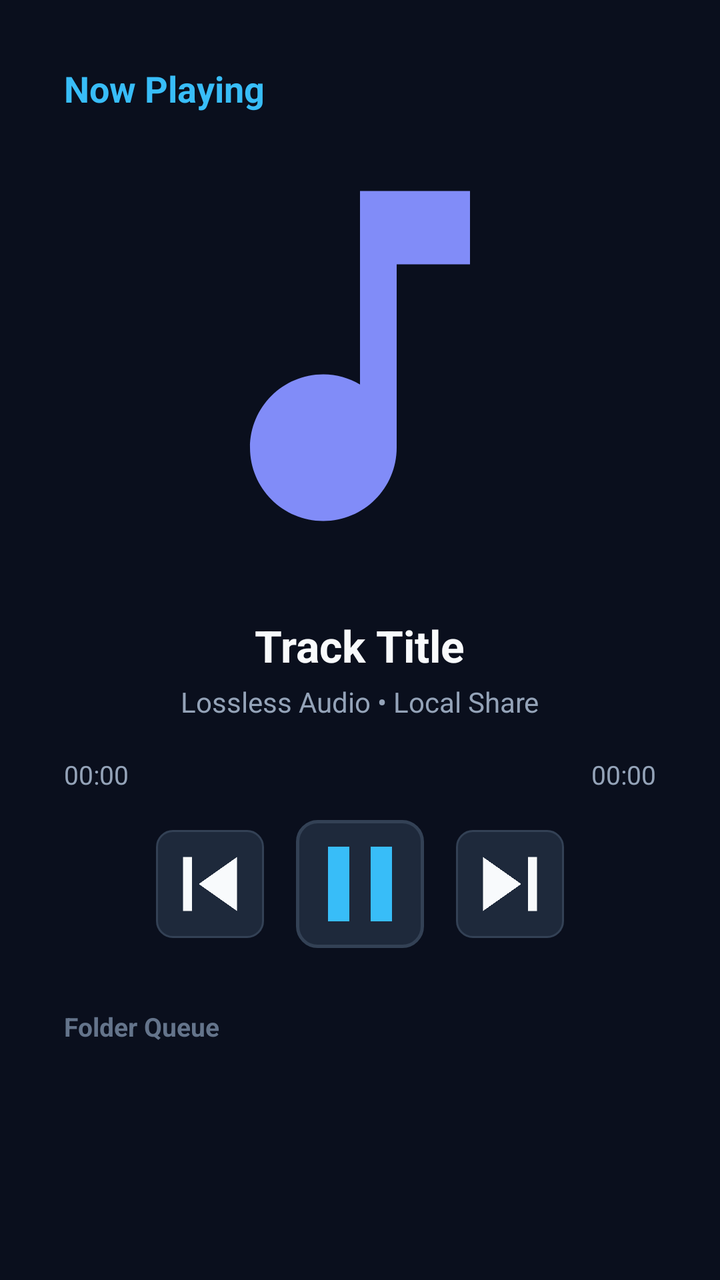
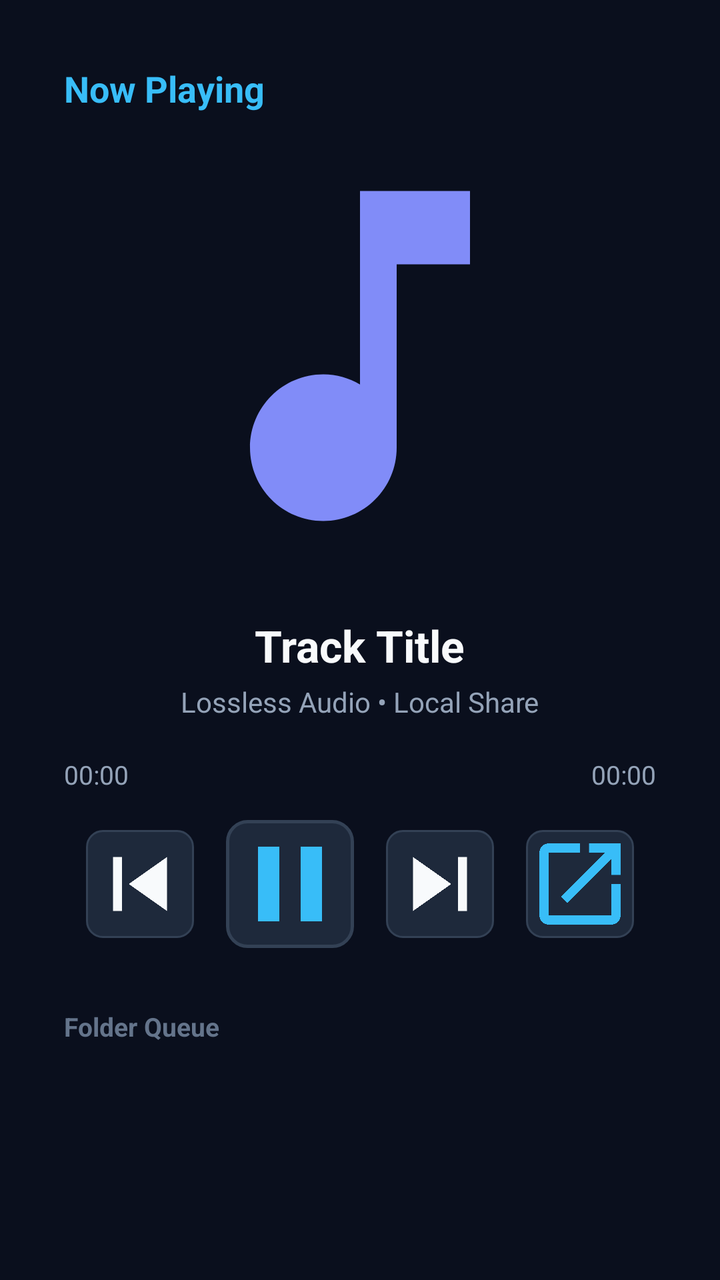

An Android layout rendered at two revisions. The XML below is the earlier revision; the diff shows what the commit changed to produce the second picture.
<!-- AndroidManifest.xml: activity theme Theme.Leanback.TvClient -->
<!-- res/layout/activity_audio_player.xml -->
<?xml version="1.0" encoding="utf-8"?>
<RelativeLayout xmlns:android="http://schemas.android.com/apk/res/android"
    android:layout_width="match_parent"
    android:layout_height="match_parent"
    android:background="@color/tv_bg_default"
    android:padding="32dp">

    
    <TextView
        android:id="@+id/tvAudioHeader"
        android:layout_width="wrap_content"
        android:layout_height="wrap_content"
        android:layout_alignParentTop="true"
        android:text="@string/now_playing"
        android:textColor="@color/tv_accent"
        android:textSize="18sp"
        android:textStyle="bold" />

    
    <FrameLayout
        android:id="@+id/discContainer"
        android:layout_width="220dp"
        android:layout_height="220dp"
        android:layout_centerHorizontal="true"
        android:layout_marginTop="36dp">

        
        <ImageView
            android:id="@+id/ivVinylDisc"
            android:layout_width="match_parent"
            android:layout_height="match_parent"
            android:contentDescription="Vinyl Disc"
            android:src="@drawable/ic_audio" />
    </FrameLayout>

    
    <LinearLayout
        android:id="@+id/trackMetaContainer"
        android:layout_width="wrap_content"
        android:layout_height="wrap_content"
        android:layout_below="@id/discContainer"
        android:layout_centerHorizontal="true"
        android:layout_marginTop="20dp"
        android:gravity="center"
        android:orientation="vertical">

        <TextView
            android:id="@+id/tvTrackTitle"
            android:layout_width="wrap_content"
            android:layout_height="wrap_content"
            android:ellipsize="end"
            android:maxLines="1"
            android:text="Track Title"
            android:textColor="@color/tv_text_primary"
            android:textSize="22sp"
            android:textStyle="bold" />

        <TextView
            android:id="@+id/tvTrackArtist"
            android:layout_width="wrap_content"
            android:layout_height="wrap_content"
            android:layout_marginTop="4dp"
            android:text="Lossless Audio • Local Share"
            android:textColor="@color/tv_text_secondary"
            android:textSize="14sp" />
    </LinearLayout>

    
    <LinearLayout
        android:id="@+id/progressContainer"
        android:layout_width="600dp"
        android:layout_height="wrap_content"
        android:layout_below="@id/trackMetaContainer"
        android:layout_centerHorizontal="true"
        android:layout_marginTop="16dp"
        android:orientation="vertical">

        <SeekBar
            android:id="@+id/audioSeekBar"
            android:layout_width="match_parent"
            android:layout_height="wrap_content"
            android:focusable="false"
            android:progressBackgroundTint="@color/tv_surface_elevated"
            android:progressTint="@color/tv_accent"
            android:thumbTint="@color/tv_accent" />

        <RelativeLayout
            android:layout_width="match_parent"
            android:layout_height="wrap_content"
            android:layout_marginTop="2dp">

            <TextView
                android:id="@+id/tvAudioCurrentTime"
                android:layout_width="wrap_content"
                android:layout_height="wrap_content"
                android:layout_alignParentStart="true"
                android:text="00:00"
                android:textColor="@color/tv_text_secondary"
                android:textSize="13sp" />

            <TextView
                android:id="@+id/tvAudioTotalTime"
                android:layout_width="wrap_content"
                android:layout_height="wrap_content"
                android:layout_alignParentEnd="true"
                android:text="00:00"
                android:textColor="@color/tv_text_secondary"
                android:textSize="13sp" />
        </RelativeLayout>
    </LinearLayout>

    
    <LinearLayout
        android:id="@+id/controlsContainer"
        android:layout_width="wrap_content"
        android:layout_height="wrap_content"
        android:layout_below="@id/progressContainer"
        android:layout_centerHorizontal="true"
        android:layout_marginTop="14dp"
        android:gravity="center"
        android:orientation="horizontal">

        <ImageButton
            android:id="@+id/btnPrevious"
            android:layout_width="54dp"
            android:layout_height="54dp"
            android:layout_marginEnd="16dp"
            android:background="@drawable/selector_keypad_button"
            android:contentDescription="Previous Track"
            android:focusable="true"
            android:src="@drawable/ic_skip_previous" />

        <ImageButton
            android:id="@+id/btnPlayPause"
            android:layout_width="64dp"
            android:layout_height="64dp"
            android:background="@drawable/selector_tv_button"
            android:contentDescription="Play or Pause"
            android:focusable="true"
            android:src="@drawable/ic_pause" />

        <ImageButton
            android:id="@+id/btnNext"
            android:layout_width="54dp"
            android:layout_height="54dp"
            android:layout_marginStart="16dp"
            android:background="@drawable/selector_keypad_button"
            android:contentDescription="Next Track"
            android:focusable="true"
            android:src="@drawable/ic_skip_next" />
    </LinearLayout>

    
    <LinearLayout
        android:layout_width="match_parent"
        android:layout_height="wrap_content"
        android:layout_alignParentBottom="true"
        android:orientation="vertical">

        <TextView
            android:layout_width="wrap_content"
            android:layout_height="wrap_content"
            android:text="@string/audio_queue"
            android:textColor="@color/tv_text_muted"
            android:textSize="13sp"
            android:textStyle="bold" />

        <androidx.recyclerview.widget.RecyclerView
            android:id="@+id/rvQueue"
            android:layout_width="match_parent"
            android:layout_height="80dp"
            android:layout_marginTop="6dp"
            android:clipToPadding="false"
            android:focusable="true"
            android:orientation="horizontal" />
    </LinearLayout>

</RelativeLayout>
<!-- resources referenced by this layout -->
<resources>
  <color name="tv_accent">#38BDF8</color>
  <color name="tv_bg_default">#0A0F1D</color>
  <color name="tv_surface_elevated">#1E293B</color>
  <color name="tv_text_muted">#64748B</color>
  <color name="tv_text_primary">#F8FAFC</color>
  <color name="tv_text_secondary">#94A3B8</color>
  <!-- drawable ic_pause (drawable) -->
  <?xml version="1.0" encoding="utf-8"?>
  <vector xmlns:android="http://schemas.android.com/apk/res/android"
      android:width="36dp"
      android:height="36dp"
      android:viewportWidth="24"
      android:viewportHeight="24">
      <path
          android:pathData="M6,19h4V5H6v14zm8,-14v14h4V5h-4z"
          android:fillColor="#38BDF8" />
  </vector>
  <!-- drawable ic_skip_next (drawable) -->
  <?xml version="1.0" encoding="utf-8"?>
  <vector xmlns:android="http://schemas.android.com/apk/res/android"
      android:width="36dp"
      android:height="36dp"
      android:viewportWidth="24"
      android:viewportHeight="24">
      <path
          android:pathData="M6,18l8.5,-6L6,6v12zM16,6v12h2V6h-2z"
          android:fillColor="#F8FAFC" />
  </vector>
  <!-- drawable ic_skip_previous (drawable) -->
  <?xml version="1.0" encoding="utf-8"?>
  <vector xmlns:android="http://schemas.android.com/apk/res/android"
      android:width="36dp"
      android:height="36dp"
      android:viewportWidth="24"
      android:viewportHeight="24">
      <path
          android:pathData="M6,6h2v12H6zm3.5,6l8.5,6V6z"
          android:fillColor="#F8FAFC" />
  </vector>
  <string name="audio_queue">Folder Queue</string>
  <string name="now_playing">Now Playing</string>
  <!-- drawable bg_keypad_button_focused (drawable) -->
  <?xml version="1.0" encoding="utf-8"?>
  <shape xmlns:android="http://schemas.android.com/apk/res/android"
      android:shape="rectangle">
      <solid android:color="@color/tv_surface_focused" />
      <corners android:radius="8dp" />
      <stroke
          android:width="2.5dp"
          android:color="@color/tv_accent" />
  </shape>
  <!-- drawable bg_keypad_button_normal (drawable) -->
  <?xml version="1.0" encoding="utf-8"?>
  <shape xmlns:android="http://schemas.android.com/apk/res/android"
      android:shape="rectangle">
      <solid android:color="@color/tv_surface_elevated" />
      <corners android:radius="8dp" />
      <stroke
          android:width="1dp"
          android:color="@color/tv_card_border" />
  </shape>
  <!-- drawable bg_tv_button_focused (drawable) -->
  <?xml version="1.0" encoding="utf-8"?>
  <shape xmlns:android="http://schemas.android.com/apk/res/android"
      android:shape="rectangle">
      <solid android:color="@color/tv_surface_focused" />
      <corners android:radius="10dp" />
      <stroke
          android:width="2.5dp"
          android:color="@color/tv_accent" />
  </shape>
  <!-- drawable bg_tv_button_normal (drawable) -->
  <?xml version="1.0" encoding="utf-8"?>
  <shape xmlns:android="http://schemas.android.com/apk/res/android"
      android:shape="rectangle">
      <solid android:color="@color/tv_surface_elevated" />
      <corners android:radius="10dp" />
      <stroke
          android:width="1.5dp"
          android:color="@color/tv_card_border" />
  </shape>
  <color name="tv_bg_dark">#060911</color>
  <color name="tv_surface_focused">#26354D</color>
  <color name="tv_card_border">#334155</color>
  <!-- unchanged entries left out for length: 4 -->
</resources>

<!-- the commit's change to res/layout/activity_audio_player.xml (unified diff, before → after) -->
@@ -148,6 +148,16 @@
             android:contentDescription="Next Track"
             android:focusable="true"
             android:src="@drawable/ic_skip_next" />
+
+        <ImageButton
+            android:id="@+id/btnExternal"
+            android:layout_width="54dp"
+            android:layout_height="54dp"
+            android:layout_marginStart="16dp"
+            android:background="@drawable/selector_keypad_button"
+            android:contentDescription="Open in External Player"
+            android:focusable="true"
+            android:src="@drawable/ic_open_in_new" />
     </LinearLayout>
 
     
<!-- resource entries referenced after the edit -->
@@ -6,6 +6,17 @@
   <color name="tv_text_muted">#64748B</color>
   <color name="tv_text_primary">#F8FAFC</color>
   <color name="tv_text_secondary">#94A3B8</color>
+  <!-- drawable ic_open_in_new (drawable) -->
+  <?xml version="1.0" encoding="utf-8"?>
+  <vector xmlns:android="http://schemas.android.com/apk/res/android"
+      android:width="24dp"
+      android:height="24dp"
+      android:viewportWidth="24"
+      android:viewportHeight="24">
+      <path
+          android:pathData="M19,19H5V5h7V3H5c-1.11,0 -2,0.9 -2,2v14c0,1.1 0.89,2 2,2h14c1.1,0 2,-0.9 2,-2v-7h-2v7zM14,3v2h3.59l-9.83,9.83 1.41,1.41L19,6.41V10h2V3h-7z"
+          android:fillColor="#38BDF8" />
+  </vector>
   <!-- drawable ic_pause (drawable) -->
   <?xml version="1.0" encoding="utf-8"?>
   <vector xmlns:android="http://schemas.android.com/apk/res/android"
